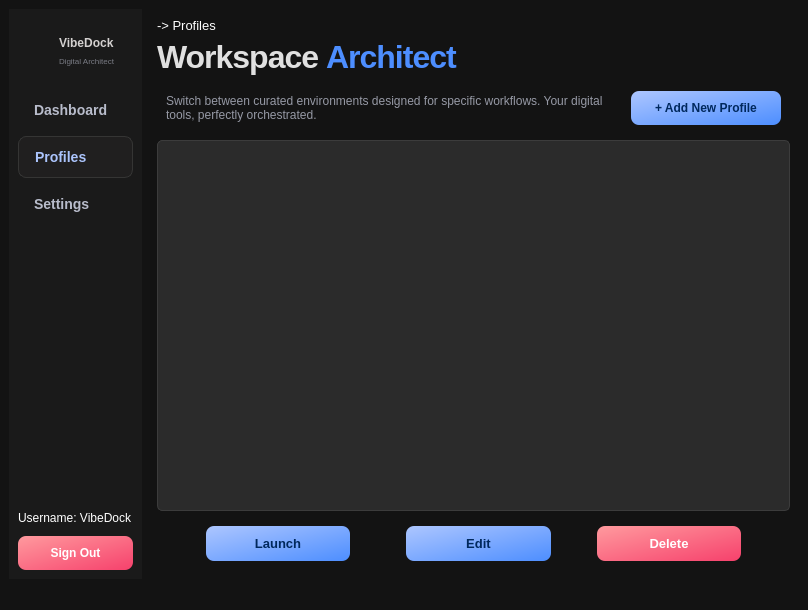
First picture: the form in profiles.ui, repository 2012hhh2012/final-app-project, before the edit.
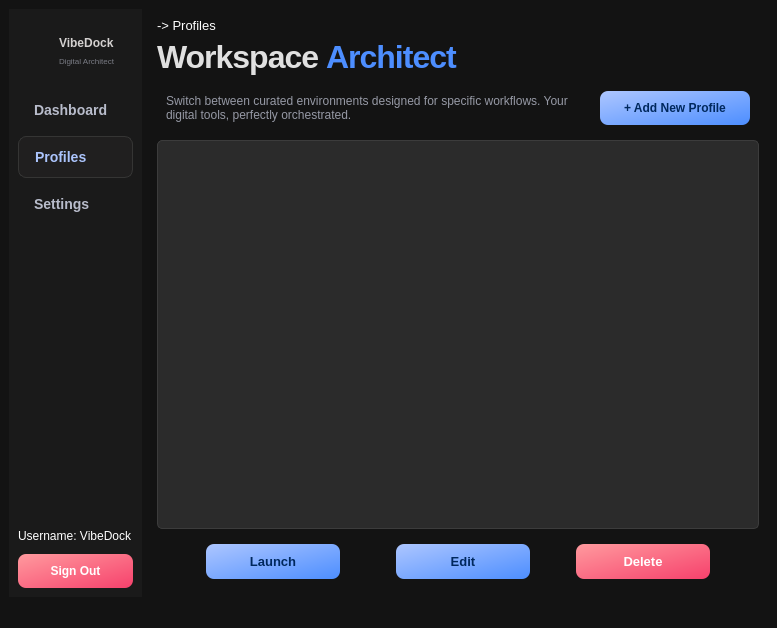
Second picture: the form after the edit. Icons and pictures are not drawn.

Diff of the .ui file:
```diff
--- a/profiles.ui
+++ b/profiles.ui
@@ -6,8 +6,8 @@
    <rect>
     <x>0</x>
     <y>0</y>
-    <width>808</width>
-    <height>610</height>
+    <width>777</width>
+    <height>628</height>
    </rect>
   </property>
   <property name="windowTitle">
```
Left out of the diff: 2 changed lines with no effect on the pictures.
